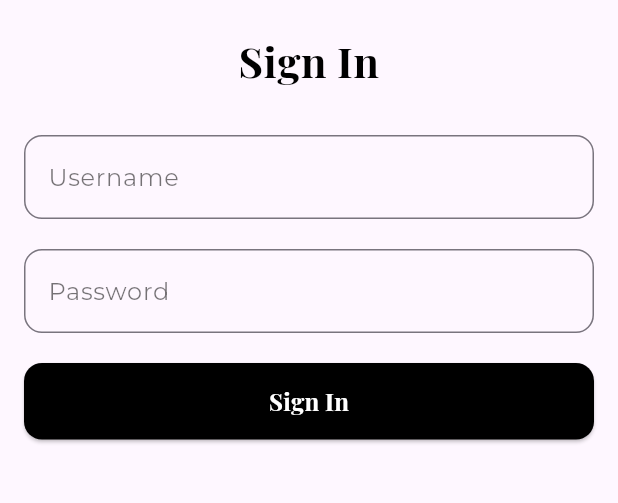
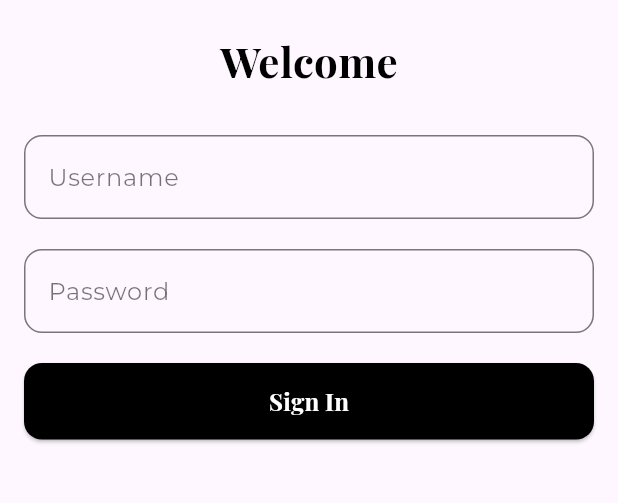
Before and after one commit to AlexGonzalezFernandez/VisualSearch-HackUPC2025, a Flutter app: the screen it shows after launch, on a phone screen of 412 x 824 dp, the part 384-887 px from its top. Run offline on Flutter 3.47's test engine with Material 3 defaults, Android fonts, the phone set to English and light mode, and no system bars; drawn by our look-alikes of animated_text_kit; our stand-ins replace google_fonts, image_picker.

Commit message:
first iteration of frontend

```diff
--- a/frontend/lib/base_scaffold.dart
+++ b/frontend/lib/base_scaffold.dart
@@ -88,7 +88,7 @@ class BaseScaffold extends StatelessWidget {
                         style: TextStyle(color: Colors.white),
                       ),
                       style: ElevatedButton.styleFrom(
-                        backgroundColor: Colors.red,
+                        backgroundColor: Colors.grey, // Cambiado a gris
                         padding: const EdgeInsets.symmetric(
                           horizontal: 12,
                           vertical: 8,
--- a/frontend/lib/services/clothing_service.dart
+++ b/frontend/lib/services/clothing_service.dart
@@ -5,7 +5,7 @@ import 'dart:convert';
 import '../models/clothing_item.dart';
 
 class ClothingService {
-  static const String baseUrl = 'https://86da-147-83-201-101.ngrok-free.app';
+  static const String baseUrl = 'https://141e-147-83-201-101.ngrok-free.app';
 
   Future<List<ClothingItem>> uploadImage(File imageFile) async {
     try {
--- a/frontend/lib/views/login_screen.dart
+++ b/frontend/lib/views/login_screen.dart
@@ -1,5 +1,6 @@
 import 'package:flutter/material.dart';
 import 'package:google_fonts/google_fonts.dart'; // Importa Google Fonts
+import 'package:animated_text_kit/animated_text_kit.dart'; // Importa la librería correcta para animaciones
 import 'home_screen.dart'; // Importa la HomeScreen correcta desde tu archivo.
 
 class LoginScreen extends StatefulWidget {
@@ -21,7 +22,7 @@ class _LoginScreenState extends State<LoginScreen> {
       Navigator.pushReplacement(
         context,
         MaterialPageRoute(builder: (context) => HomeScreen(username: username)),
-     );
+      );
     } else {
       ScaffoldMessenger.of(context).showSnackBar(
         const SnackBar(content: Text('Por favor, ingrese ambos campos.')),
@@ -41,15 +42,23 @@ class _LoginScreenState extends State<LoginScreen> {
             // Logo de Inditex con algo de espacio arriba
             Image.asset('assets/images/inditex_logo.png', height: 200),
             const SizedBox(height: 20),
-            // Título con fuente fancy
-            Text(
-              'Sign In',
-              style: GoogleFonts.playfairDisplay( // Fuente más fancy y elegante
-                fontSize: 28,
-                fontWeight: FontWeight.bold,
-                color: Colors.black,
+            // Título con fuente fancy y animación
+            Center(
+              child: AnimatedTextKit(
+                animatedTexts: [
+                  TypewriterAnimatedText(
+                    'Welcome', // El texto que va a ser animado
+                    textStyle: GoogleFonts.playfairDisplay( // Fuente más fancy y elegante
+                      fontSize: 28,
+                      fontWeight: FontWeight.bold,
+                      color: Colors.black,
+                    ),
+                    speed: const Duration(milliseconds: 300), // Velocidad más lenta
+                  ),
+                ],
+                totalRepeatCount: 1, // Se repite solo una vez
+                pause: const Duration(seconds: 1), // Pausa después de la animación
               ),
-              textAlign: TextAlign.center,
             ),
             const SizedBox(height: 30),
             // Campo de usuario
--- a/frontend/pubspec.yaml
+++ b/frontend/pubspec.yaml
@@ -13,6 +13,7 @@ dependencies:
   path: ^1.8.0           # optional, for file paths
   url_launcher: ^6.0.10 #
   google_fonts: ^4.0.3  # Asegúrate de usar la versión más reciente
+  animated_text_kit: ^4.2.0 # Cambiar a esta línea
 
 flutter:
   uses-material-design: true
```
Also changed, not shown: frontend/lib/views/image_screen.dart (+7 -3 lines).
